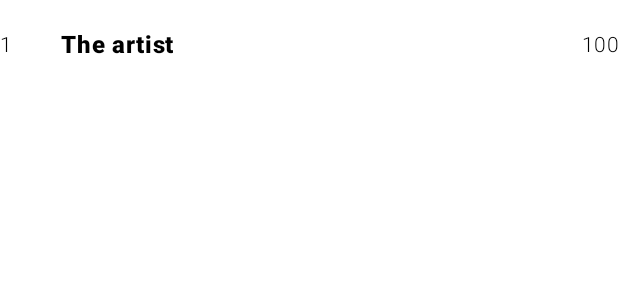
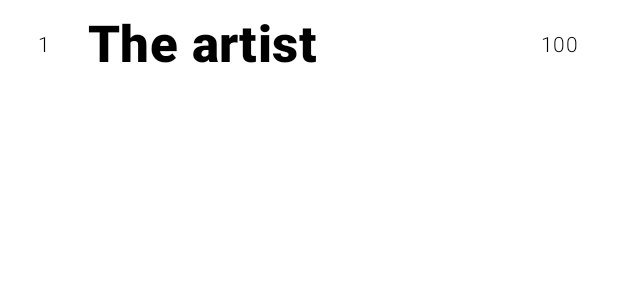
Before and after one commit to ArtemisSoftware/Orpheus-Playlist, an Android app built with Jetpack Compose: the @Preview function Track_is_playing_Preview, on a phone screen of 412 x 824 dp. Shown: the top 300 px of the screen. Run offline under Robolectric (Android 15) with nearby library versions, the phone set to English and light mode, and no system bars.

```diff
--- a/app/src/main/java/com/artemissoftware/orpheusplaylist/presentation/playlist/composables/Track.kt
+++ b/app/src/main/java/com/artemissoftware/orpheusplaylist/presentation/playlist/composables/Track.kt
@@ -35,7 +35,8 @@ fun Track(
     ) {
         Text(
             text = audio.position.track.toString(),
-            modifier = Modifier.weight(0.1F),
+            modifier = Modifier.weight(0.15F),
+            textAlign = TextAlign.Center,
             style = MaterialTheme.typography.body2,
             fontWeight = FontWeight.Light,
         )
@@ -43,16 +44,16 @@ fun Track(
         Text(
             text = audio.name,
             modifier = Modifier.weight(0.7F),
-            style = MaterialTheme.typography.body1,
-            fontWeight = if (isPlaying) FontWeight.ExtraBold else FontWeight.SemiBold,
+            style = if (isPlaying) MaterialTheme.typography.h4 else MaterialTheme.typography.body1,
+            fontWeight = if (isPlaying) FontWeight.ExtraBold else FontWeight.Light,
             overflow = TextOverflow.Ellipsis,
         )
 
         Text(
             text = audio.duration.toString(),
             modifier = Modifier.weight(0.2F),
+            textAlign = TextAlign.Center,
             style = MaterialTheme.typography.body2,
-            textAlign = TextAlign.End,
             fontWeight = FontWeight.Light,
         )
     }
```
Also changed, not shown: app/src/main/java/com/artemissoftware/orpheusplaylist/data/service/MediaResource.kt (added, +9 -0 lines).
